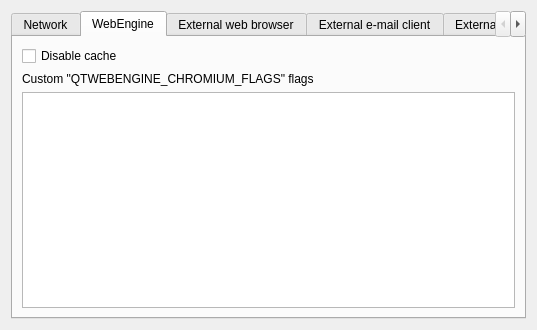
Old version of the form src/librssguard/gui/settings/settingsbrowsermail.ui in the repository martinrotter/rssguard.
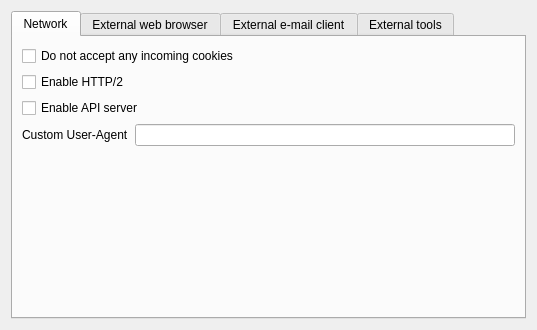
New version of the form. The open tabs and pages were chosen to show the change. Custom widgets are drawn as their Qt base class.

Diff of the .ui file:
```diff
--- a/src/librssguard/gui/settings/settingsbrowsermail.ui
+++ b/src/librssguard/gui/settings/settingsbrowsermail.ui
@@ -54,30 +54,6 @@
        </item>
       </layout>
      </widget>
-     <widget class="QWidget" name="m_tabWebEngine">
-      <attribute name="title">
-       <string notr="true">WebEngine</string>
-      </attribute>
-      <layout class="QFormLayout" name="formLayout_4">
-       <item row="1" column="0">
-        <widget class="QLabel" name="label">
-         <property name="text">
-          <string>Custom &quot;QTWEBENGINE_CHROMIUM_FLAGS&quot; flags</string>
-         </property>
-        </widget>
-       </item>
-       <item row="2" column="0" colspan="2">
-        <widget class="QPlainTextEdit" name="m_txtWebEngineChromiumFlags"/>
-       </item>
-       <item row="0" column="0" colspan="2">
-        <widget class="QCheckBox" name="m_cbDisableCache">
-         <property name="text">
-          <string>Disable cache</string>
-         </property>
-        </widget>
-       </item>
-      </layout>
-     </widget>
      <widget class="QWidget" name="m_tabExternalBrowser">
       <attribute name="title">
        <string>External web browser</string>
```
Left out of the diff: 2 changed lines with no effect on the pictures.
